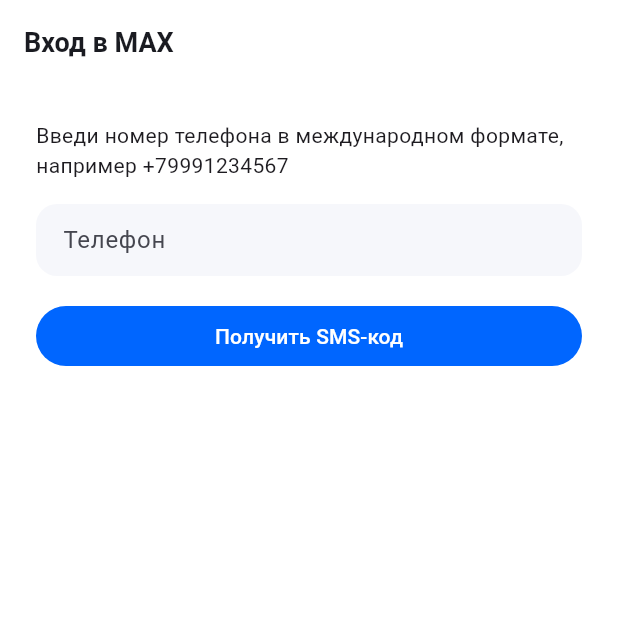
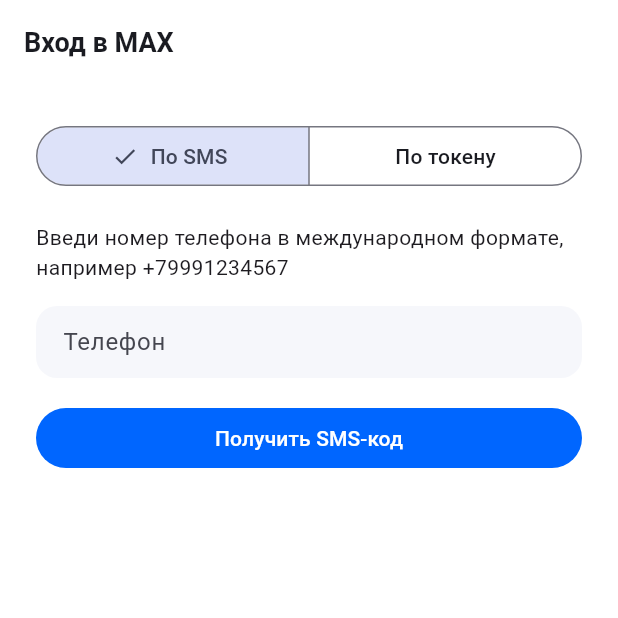
Before and after one commit to sansmaster1982/maxim-messenger, a Flutter app: the screen it shows after launch, on a phone screen of 412 x 824 dp, the top half of it. Run offline on Flutter 3.47's test engine with Material 3 defaults, Android fonts, the phone set to English and light mode, and no system bars; our stand-ins replace cached_network_image, equatable, file_picker, flutter_contacts, flutter_riverpod, flutter_secure_storage and 4 more; missing offline and left inert: msgpack_dart; accounts and stored records are empty.

Commit message:
feat(apk): вход по auth-token (deviceType=WEB) + вкладки SMS/Токен
- MaxClient.connect(deviceType) — параметризован; _initSession шлёт
  выбранный тип. WEB нужен для веб-токенов из web.max.ru.
- AuthRepository.loginWithToken(token): connect(WEB) → login → profile,
  сохраняет token + tokenKind='web'. tryRestoreSession читает kind и
  поднимает соединение нужным deviceType. SMS-вход помечается 'android'.
- SecureStorage: tokenKind (web/android) рядом с токеном.
- SessionController.loginWithToken.
- LoginScreen: SegmentedButton «По SMS» / «По токену»; в режиме токена —
  многострочное поле + кнопка. SMS-флоу вынесен в _smsForm.

flutter analyze: 0 issues. flutter test: 20/20.

Co-Authored-By: Claude Opus 4.8 <noreply@anthropic.com>

```diff
--- a/lib/core/constants.dart
+++ b/lib/core/constants.dart
@@ -42,4 +42,5 @@ class AppMeta {
   static const String dbName = 'maxim.db';
   static const String secureTokenKey = 'max_auth_token';
   static const String prefMyUserIdKey = 'my_max_user_id';
+  static const String tokenKindKey = 'max_token_kind';
 }
--- a/lib/ui/screens/login_screen.dart
+++ b/lib/ui/screens/login_screen.dart
@@ -11,18 +11,23 @@ class LoginScreen extends ConsumerStatefulWidget {
   ConsumerState<LoginScreen> createState() => _LoginScreenState();
 }
 
+enum _Mode { sms, token }
+
 class _LoginScreenState extends ConsumerState<LoginScreen> {
   final _phoneCtrl = TextEditingController();
   final _codeCtrl = TextEditingController();
   final _pwCtrl = TextEditingController();
+  final _tokenCtrl = TextEditingController();
   bool _busy = false;
   bool _pwVisible = false;
+  _Mode _mode = _Mode.sms;
 
   @override
   void dispose() {
     _phoneCtrl.dispose();
     _codeCtrl.dispose();
     _pwCtrl.dispose();
+    _tokenCtrl.dispose();
     super.dispose();
   }
 
@@ -43,11 +48,24 @@ class _LoginScreenState extends ConsumerState<LoginScreen> {
     return Scaffold(
       appBar: AppBar(title: const Text('Вход в MAX')),
       body: SafeArea(
-        child: Padding(
+        child: SingleChildScrollView(
           padding: const EdgeInsets.all(24),
           child: Column(
             crossAxisAlignment: CrossAxisAlignment.stretch,
             children: [
+              // переключатель способа входа
+              SegmentedButton<_Mode>(
+                segments: const [
+                  ButtonSegment(value: _Mode.sms, label: Text('По SMS')),
+                  ButtonSegment(value: _Mode.token, label: Text('По токену')),
+                ],
+                selected: {_mode},
+                onSelectionChanged: _busy
+                    ? null
+                    : (s) => setState(() => _mode = s.first),
+              ),
+              const SizedBox(height: 20),
+
               if (session.error != null) ...[
                 Card(
                   color: Theme.of(context).colorScheme.errorContainer,
@@ -63,34 +81,59 @@ class _LoginScreenState extends ConsumerState<LoginScreen> {
                 ),
                 const SizedBox(height: 16),
               ],
-              if (session.authFlow == AuthState.unauthenticated) ...[
+
+              if (_mode == _Mode.token)
+                ..._tokenForm(ctrl)
+              else
+                ..._smsForm(session, ctrl),
+            ],
+          ),
+        ),
+      ),
+    );
+  }
+
+  // ─────────────── вход по токену ───────────────
+  List<Widget> _tokenForm(SessionController ctrl) {
+    return [
       Text(
-                  'Введи номер телефона в международном формате,\n'
-                  'например +79991234567',
+        'Вставьте auth-token аккаунта MAX (например из веб-версии '
+        'web.max.ru: DevTools → Application → хранилище). SMS не нужен.',
         style: Theme.of(context).textTheme.bodyMedium,
       ),
       const SizedBox(height: 16),
       TextField(
-                  controller: _phoneCtrl,
-                  keyboardType: TextInputType.phone,
+        controller: _tokenCtrl,
+        minLines: 3,
+        maxLines: 6,
+        autocorrect: false,
+        enableSuggestions: false,
         decoration: const InputDecoration(
-                    labelText: 'Телефон',
-                    hintText: '+79991234567',
+          labelText: 'auth-token',
+          hintText: 'Вставьте токен сюда...',
+          alignLabelWithHint: true,
         ),
       ),
       const SizedBox(height: 16),
       FilledButton(
         onPressed: _busy
             ? null
-                      : () => _run(() => ctrl.requestSms(_phoneCtrl.text.trim())),
+            : () => _run(() => ctrl.loginWithToken(_tokenCtrl.text)),
         child: _busy
-                      ? const CircularProgressIndicator()
-                      : const Text('Получить SMS-код'),
+            ? const SizedBox(
+                width: 20, height: 20,
+                child: CircularProgressIndicator(strokeWidth: 2),
+              )
+            : const Text('Войти по токену'),
       ),
-              ] else if (session.authFlow == AuthState.awaitingSms) ...[
-                Text(
-                  'Введи код из SMS, отправленный на ${session.phone ?? ''}',
-                ),
+    ];
+  }
+
+  // ─────────────── вход по SMS ───────────────
+  List<Widget> _smsForm(SessionState session, SessionController ctrl) {
+    if (session.authFlow == AuthState.awaitingSms) {
+      return [
+        Text('Введи код из SMS, отправленный на ${session.phone ?? ''}'),
         const SizedBox(height: 16),
         TextField(
           controller: _codeCtrl,
@@ -99,17 +142,13 @@ class _LoginScreenState extends ConsumerState<LoginScreen> {
           decoration: const InputDecoration(labelText: 'Код'),
           onSubmitted: _busy
               ? null
-                      : (_) => _run(
-                          () => ctrl.submitSmsCode(_codeCtrl.text.trim()),
-                        ),
+              : (_) => _run(() => ctrl.submitSmsCode(_codeCtrl.text.trim())),
         ),
         const SizedBox(height: 16),
         FilledButton(
           onPressed: _busy
               ? null
-                      : () => _run(
-                          () => ctrl.submitSmsCode(_codeCtrl.text.trim()),
-                        ),
+              : () => _run(() => ctrl.submitSmsCode(_codeCtrl.text.trim())),
           child: _busy
               ? const CircularProgressIndicator()
               : const Text('Подтвердить'),
@@ -124,7 +163,11 @@ class _LoginScreenState extends ConsumerState<LoginScreen> {
                 },
           child: const Text('Получить SMS заново'),
         ),
-              ] else if (session.authFlow == AuthState.awaiting2fa) ...[
+      ];
+    }
+
+    if (session.authFlow == AuthState.awaiting2fa) {
+      return [
         const Text(
           'Введите пароль 2FA от вашего аккаунта MAX. '
           'Можно использовать любые символы (буквы, цифры).',
@@ -162,11 +205,34 @@ class _LoginScreenState extends ConsumerState<LoginScreen> {
               ? const CircularProgressIndicator()
               : const Text('Войти'),
         ),
-              ],
-            ],
+      ];
+    }
+
+    // unauthenticated — ввод телефона
+    return [
+      Text(
+        'Введи номер телефона в международном формате,\n'
+        'например +79991234567',
+        style: Theme.of(context).textTheme.bodyMedium,
+      ),
+      const SizedBox(height: 16),
+      TextField(
+        controller: _phoneCtrl,
+        keyboardType: TextInputType.phone,
+        decoration: const InputDecoration(
+          labelText: 'Телефон',
+          hintText: '+79991234567',
         ),
       ),
+      const SizedBox(height: 16),
+      FilledButton(
+        onPressed: _busy
+            ? null
+            : () => _run(() => ctrl.requestSms(_phoneCtrl.text.trim())),
+        child: _busy
+            ? const CircularProgressIndicator()
+            : const Text('Получить SMS-код'),
       ),
-    );
+    ];
   }
 }
```
Also changed, not shown: lib/data/local/secure_storage.dart (+9 -0 lines), lib/data/max/max_client.dart (+47 -6 lines), lib/data/repositories/auth_repository.dart (+24 -1 lines), lib/state/session_controller.dart (+17 -0 lines). Lines whose indentation alone changed are shown as unchanged.
